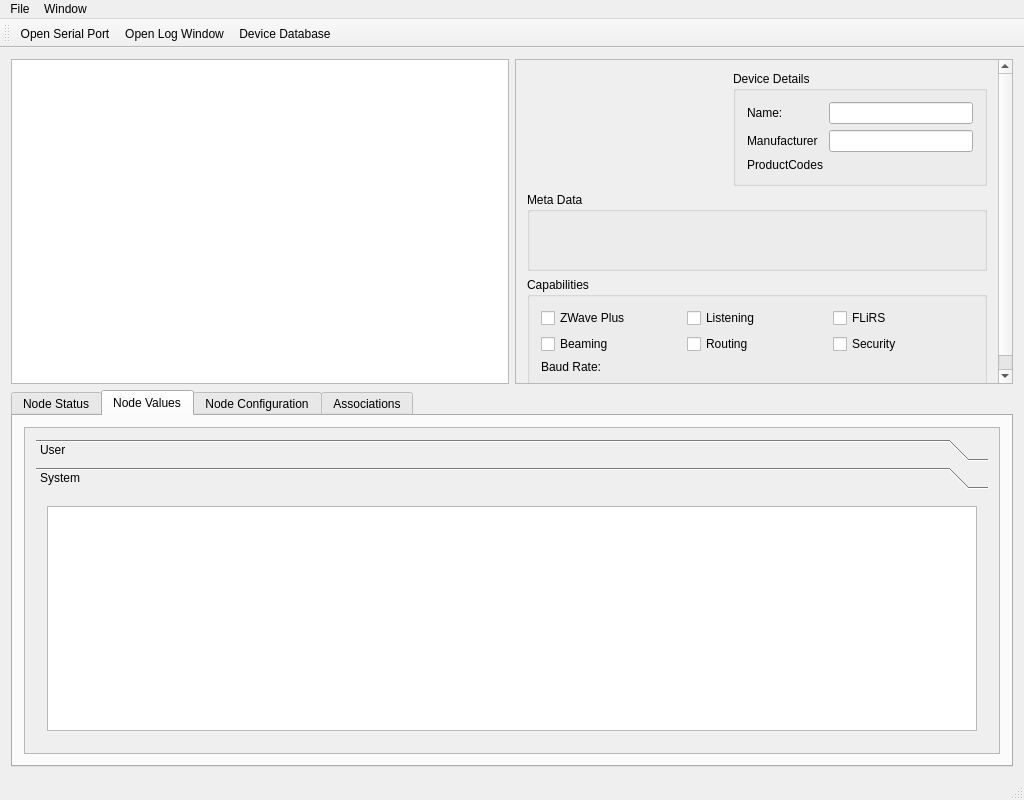
First picture: the form in ozwadmin-main/mainwindow.ui, repository OpenZWave/ozw-admin, before the edit.
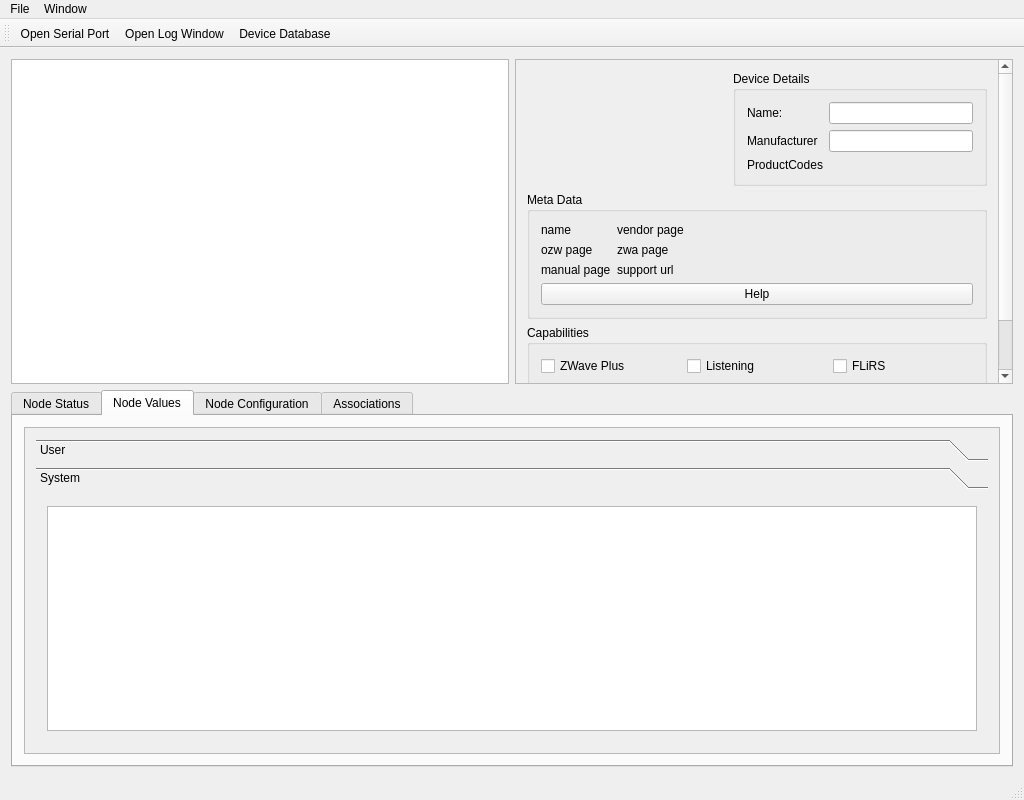
Second picture: the form after the edit. The open tabs and pages were chosen to show the change. Icons and pictures are not drawn.

The edit to the form file:
```diff
--- a/ozwadmin-main/mainwindow.ui
+++ b/ozwadmin-main/mainwindow.ui
@@ -35,9 +35,9 @@
          <property name="geometry">
           <rect>
            <x>0</x>
-           <y>0</y>
+           <y>-147</y>
            <width>477</width>
-           <height>410</height>
+           <height>468</height>
           </rect>
          </property>
          <layout class="QVBoxLayout" name="verticalLayout_3">
@@ -132,10 +132,10 @@
              <string>Meta Data</string>
             </property>
             <layout class="QFormLayout" name="formLayout_4">
-             <item row="0" column="0">
+             <item row="1" column="0">
               <widget class="QLabel" name="md_ozwinfo">
                <property name="text">
-                <string/>
+                <string>ozw page</string>
                </property>
                <property name="openExternalLinks">
                 <bool>true</bool>
@@ -145,10 +145,10 @@
                </property>
               </widget>
              </item>
-             <item row="0" column="1">
+             <item row="1" column="1">
               <widget class="QLabel" name="md_zwainfo">
                <property name="text">
-                <string/>
+                <string>zwa page</string>
                </property>
                <property name="openExternalLinks">
                 <bool>true</bool>
@@ -158,10 +158,10 @@
                </property>
               </widget>
              </item>
-             <item row="3" column="0">
+             <item row="4" column="0">
               <widget class="QLabel" name="md_manual">
                <property name="text">
-                <string/>
+                <string>manual page</string>
                </property>
                <property name="openExternalLinks">
                 <bool>true</bool>
@@ -171,10 +171,10 @@
                </property>
               </widget>
              </item>
-             <item row="3" column="1">
+             <item row="4" column="1">
               <widget class="QLabel" name="md_prodpage">
                <property name="text">
-                <string/>
+                <string>support url</string>
                </property>
                <property name="openExternalLinks">
                 <bool>true</bool>
@@ -184,6 +184,33 @@
                </property>
               </widget>
              </item>
+             <item row="0" column="0">
+              <widget class="QLabel" name="md_name">
+               <property name="text">
+                <string>name</string>
+               </property>
+              </widget>
+             </item>
+             <item row="0" column="1">
+              <widget class="QLabel" name="md_producturl">
+               <property name="text">
+                <string>vendor page</string>
+               </property>
+               <property name="openExternalLinks">
+                <bool>true</bool>
+               </property>
+               <property name="textInteractionFlags">
+                <set>Qt::LinksAccessibleByMouse|Qt::TextEditable|Qt::TextEditorInteraction|Qt::TextSelectableByKeyboard|Qt::TextSelectableByMouse</set>
+               </property>
+              </widget>
+             </item>
+             <item row="5" column="0" colspan="2">
+              <widget class="QPushButton" name="md_helpwindow">
+               <property name="text">
+                <string>Help</string>
+               </property>
+              </widget>
+             </item>
             </layout>
            </widget>
           </item>
@@ -208,10 +235,13 @@
                <property name="text">
                 <string>ZWave Plus</string>
                </property>
+               <property name="checkable">
+                <bool>true</bool>
+               </property>
               </widget>
              </item>
              <item row="2" column="0">
-              <widget class="QLabel" name="ni_baud">
+              <widget class="QLabel" name="label_23">
                <property name="text">
                 <string>Baud Rate:</string>
                </property>
@@ -245,6 +275,13 @@
                </property>
               </widget>
              </item>
+             <item row="2" column="1">
+              <widget class="QLabel" name="ni_baud">
+               <property name="text">
+                <string/>
+               </property>
+              </widget>
+             </item>
             </layout>
            </widget>
           </item>
```
Left out of the diff: 2 changed lines with no effect on the pictures.
